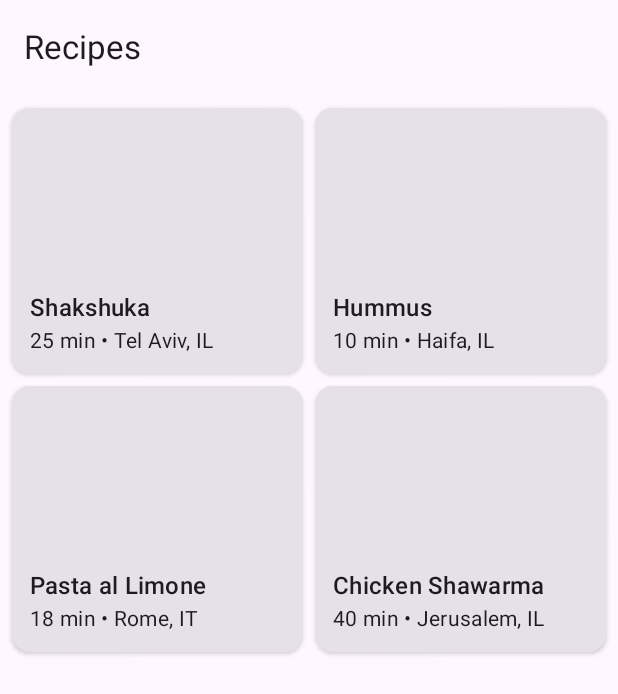
After one commit to gilsh24/KMPRecipesphere, an Android app built with Jetpack Compose: the composable RecipesListScreen shown on its own in the app's theme, on a phone screen of 412 x 824 dp. The commit adds this screen. Shown: the top 694 px of the screen. Run offline under Robolectric (Android 15) with nearby library versions, the phone set to English and light mode, and no system bars; 1 statement that could not run was skipped.

Commit message:
working recipes list page locally

```diff
--- a/composeApp/src/commonMain/kotlin/org/example/recipesphere/recipes/ui/App.kt
+++ b/composeApp/src/commonMain/kotlin/org/example/recipesphere/recipes/ui/App.kt
@@ -5,19 +5,19 @@ import androidx.compose.runtime.Composable
 import androidx.compose.runtime.SideEffect
 import androidx.compose.runtime.remember
 import org.example.recipesphere.recipes.ui.screens.splash.SplashScreen
+import org.example.recipesphere.ui.recipes.list.RecipesListScreen
 
 @OptIn(ExperimentalMaterial3Api::class)
 @Composable
 fun App() {
-    val appTitle = remember { "Recipes CMP" }
+    val appTitle = remember { "Recipespere" }
     MaterialTheme {
         Scaffold(
             topBar = {
                 TopAppBar(title = { Text(appTitle) })
             }
-        ) { innerPadding ->
-            // For Stage A, show Splash only. Navigation comes later.
-            SplashScreen(innerPadding = innerPadding)
+        ) {
+            RecipesListScreen()
         }
     }
 }
--- /dev/null
+++ b/composeApp/src/commonMain/kotlin/org/example/recipesphere/ui/recipes/list/FakeRecipes.kt
@@ -0,0 +1,48 @@
+package org.example.recipesphere.ui.recipes.list
+
+import org.example.recipesphere.domain.model.Recipe
+
+internal object FakeRecipes {
+    fun sampleList(): List<Recipe> = listOf(
+        Recipe(
+            id = "1",
+            title = "Shakshuka",
+            photoUrl = null, // mock: no image loader yet
+            timeMinutes = 25,
+            instructions = "Sauté onions & peppers, add tomatoes, crack eggs, cover.",
+            location = "Tel Aviv, IL",
+            authorId = "mock",
+            createdAtEpochMs = System.currentTimeMillis() - 86_400_000L
+        ),
+        Recipe(
+            id = "2",
+            title = "Hummus",
+            photoUrl = null,
+            timeMinutes = 10,
+            instructions = "Blend chickpeas, tahini, lemon, garlic, salt.",
+            location = "Haifa, IL",
+            authorId = "mock",
+            createdAtEpochMs = System.currentTimeMillis() - 43_200_000L
+        ),
+        Recipe(
+            id = "3",
+            title = "Pasta al Limone",
+            photoUrl = null,
+            timeMinutes = 18,
+            instructions = "Butter, lemon zest, cream, parmesan; toss with pasta.",
+            location = "Rome, IT",
+            authorId = "mock",
+            createdAtEpochMs = System.currentTimeMillis() - 3_600_000L
+        ),
+        Recipe(
+            id = "4",
+            title = "Chicken Shawarma",
+            photoUrl = null,
+            timeMinutes = 40,
+            instructions = "Marinate, roast, slice; serve with pita & tahini.",
+            location = "Jerusalem, IL",
+            authorId = "mock",
+            createdAtEpochMs = System.currentTimeMillis()
+        )
+    )
+}
--- /dev/null
+++ b/composeApp/src/commonMain/kotlin/org/example/recipesphere/ui/recipes/list/RecipeCard.kt
@@ -0,0 +1,55 @@
+package org.example.recipesphere.ui.components
+
+import androidx.compose.foundation.layout.Box
+import androidx.compose.foundation.layout.Column
+import androidx.compose.foundation.layout.aspectRatio
+import androidx.compose.foundation.layout.fillMaxWidth
+import androidx.compose.foundation.layout.padding
+import androidx.compose.foundation.shape.RoundedCornerShape
+import androidx.compose.material3.Card
+import androidx.compose.material3.CardDefaults
+import androidx.compose.material3.MaterialTheme
+import androidx.compose.material3.Text
+import androidx.compose.runtime.Composable
+import androidx.compose.ui.Modifier
+import androidx.compose.ui.draw.clip
+import androidx.compose.ui.text.style.TextOverflow
+import androidx.compose.ui.unit.dp
+import org.example.recipesphere.domain.model.Recipe
+
+@Composable
+fun RecipeCard(
+    recipe: Recipe,
+    onClick: (Recipe) -> Unit,
+    modifier: Modifier = Modifier
+) {
+    Card(
+        modifier = modifier,
+        onClick = { onClick(recipe) },
+        elevation = CardDefaults.cardElevation(defaultElevation = 2.dp)
+    ) {
+        // Placeholder "image" (since we're not loading network images yet)
+        Box(
+            modifier = Modifier
+                .fillMaxWidth()
+                .aspectRatio(16f / 9f)
+                .clip(RoundedCornerShape(topStart = 8.dp, topEnd = 8.dp))
+                .padding(0.dp),
+        )
+
+        Column(Modifier.padding(12.dp)) {
+            Text(
+                text = recipe.title,
+                style = MaterialTheme.typography.titleMedium,
+                maxLines = 1,
+                overflow = TextOverflow.Ellipsis
+            )
+            Text(
+                text = "${recipe.timeMinutes} min • ${recipe.location ?: "Unknown"}",
+                style = MaterialTheme.typography.bodyMedium,
+                maxLines = 1,
+                overflow = TextOverflow.Clip
+            )
+        }
+    }
+}
--- /dev/null
+++ b/composeApp/src/commonMain/kotlin/org/example/recipesphere/ui/recipes/list/RecipesListScreen.kt
@@ -0,0 +1,118 @@
+package org.example.recipesphere.ui.recipes.list
+
+import androidx.compose.foundation.layout.Arrangement
+import androidx.compose.foundation.layout.PaddingValues
+import androidx.compose.foundation.layout.fillMaxSize
+import androidx.compose.foundation.layout.padding
+import androidx.compose.foundation.lazy.grid.GridCells
+import androidx.compose.foundation.lazy.grid.LazyVerticalGrid
+import androidx.compose.foundation.lazy.grid.items
+import androidx.compose.foundation.lazy.grid.rememberLazyGridState
+import androidx.compose.material3.CircularProgressIndicator
+import androidx.compose.material3.ExperimentalMaterial3Api
+import androidx.compose.material3.Icon
+import androidx.compose.material3.IconButton
+import androidx.compose.material3.MaterialTheme
+import androidx.compose.material3.Scaffold
+import androidx.compose.material3.Text
+import androidx.compose.material3.TopAppBar
+import androidx.compose.runtime.Composable
+import androidx.compose.runtime.collectAsState
+import androidx.compose.runtime.getValue
+import androidx.compose.runtime.remember
+import androidx.compose.ui.Alignment
+import androidx.compose.ui.Modifier
+import androidx.compose.ui.unit.dp
+import org.example.recipesphere.domain.model.Recipe
+import org.example.recipesphere.ui.components.RecipeCard
+
+@OptIn(ExperimentalMaterial3Api::class)
+@Composable
+fun RecipesListScreen(
+    viewModel: RecipesListViewModel = remember { RecipesListViewModel() },
+    onRecipeClick: (Recipe) -> Unit = {}
+) {
+    val state by viewModel.uiState.collectAsState()
+
+    Scaffold(
+        topBar = {
+            TopAppBar(
+                title = { Text("Recipes") },
+                actions = {
+                    IconButton(onClick = { viewModel.onRefresh() }) {
+                        // You can replace with a proper refresh icon later
+//                        Icon(
+//                            imageVector = Icons.AutoMirrored.Filled.ArrowBack,
+//                            contentDescription = "Refresh"
+//                        )
+                    }
+                }
+            )
+        }
+    ) { innerPadding ->
+        when (state) {
+            is RecipesListState.Error -> ErrorContent(
+                message = (state as RecipesListState.Error).errorMessage,
+                modifier = Modifier
+                    .fillMaxSize()
+                    .padding(innerPadding)
+            )
+            is RecipesListState.Loaded -> RecipesGridContent(
+                recipes = (state as RecipesListState.Loaded).recipes,
+                onRecipeClick = onRecipeClick,
+                modifier = Modifier
+                    .fillMaxSize()
+                    .padding(innerPadding)
+            )
+            RecipesListState.Loading -> LoadingContent(
+                modifier = Modifier
+                    .fillMaxSize()
+                    .padding(innerPadding)
+            )
+        }
+    }
+}
+
+@Composable
+private fun RecipesGridContent(
+    recipes: List<Recipe>,
+    onRecipeClick: (Recipe) -> Unit,
+    modifier: Modifier = Modifier
+) {
+    val gridState = rememberLazyGridState()
+    LazyVerticalGrid(
+        state = gridState,
+        columns = GridCells.Fixed(2),
+        modifier = modifier,
+        contentPadding = PaddingValues(8.dp),
+        verticalArrangement = Arrangement.spacedBy(8.dp),
+        horizontalArrangement = Arrangement.spacedBy(8.dp)
+    ) {
+        items(recipes, key = { it.id }) { recipe ->
+            RecipeCard(recipe = recipe, onClick = onRecipeClick)
+        }
+    }
+}
+
+@Composable
+private fun LoadingContent(modifier: Modifier = Modifier) {
+    androidx.compose.foundation.layout.Box(
+        modifier = modifier,
+        contentAlignment = Alignment.Center
+    ) {
+        CircularProgressIndicator()
+    }
+}
+
+@Composable
+private fun ErrorContent(message: String, modifier: Modifier = Modifier) {
+    androidx.compose.foundation.layout.Box(
+        modifier = modifier,
+        contentAlignment = Alignment.Center
+    ) {
+        Text(
+            text = message,
+            style = MaterialTheme.typography.titleLarge
+        )
+    }
+}
--- /dev/null
+++ b/composeApp/src/commonMain/kotlin/org/example/recipesphere/ui/recipes/list/RecipesListState.kt
@@ -0,0 +1,11 @@
+package org.example.recipesphere.ui.recipes.list
+
+import org.example.recipesphere.domain.model.Recipe
+
+sealed class RecipesListState {
+    data object Loading : RecipesListState()
+    data class Loaded(val recipes: List<Recipe>) : RecipesListState()
+    data class Error(val errorMessage: String) : RecipesListState()
+}
+
+// (If you want UI events later, add a sealed class RecipesListEvent here)
--- /dev/null
+++ b/composeApp/src/commonMain/kotlin/org/example/recipesphere/ui/recipes/list/RecipesListViewModel.kt
@@ -0,0 +1,41 @@
+package org.example.recipesphere.ui.recipes.list
+
+import kotlinx.coroutines.CoroutineScope
+import kotlinx.coroutines.Dispatchers
+import kotlinx.coroutines.Job
+import kotlinx.coroutines.delay
+import kotlinx.coroutines.flow.MutableStateFlow
+import kotlinx.coroutines.flow.StateFlow
+import kotlinx.coroutines.launch
+
+/**
+ * Simple, self-contained VM (no expect/actual, no DI) just for mocking.
+ * Later you can replace this with your BaseViewModel pattern + real use-cases.
+ */
+class RecipesListViewModel {
+
+    private val job = Job()
+    private val scope = CoroutineScope(Dispatchers.Main + job)
+
+    private val _uiState = MutableStateFlow<RecipesListState>(RecipesListState.Loading)
+    val uiState: StateFlow<RecipesListState> = _uiState
+
+    init { loadFake() }
+
+    private fun loadFake() {
+        scope.launch {
+            _uiState.emit(RecipesListState.Loading)
+            delay(600) // pretend to fetch
+            val data = FakeRecipes.sampleList()
+            _uiState.emit(RecipesListState.Loaded(data))
+        }
+    }
+
+    fun onRefresh() {
+        loadFake()
+    }
+
+    fun onCleared() {
+        job.cancel()
+    }
+}
```
Also changed, not shown: composeApp/src/commonMain/kotlin/org/example/recipesphere/di/AppModule.kt (+7 -0 lines), composeApp/src/commonMain/kotlin/org/example/recipesphere/ui/dani.txt (added), composeApp/src/commonMain/kotlin/org/example/recipesphere/ui/recipes/yossi.txt (added).
